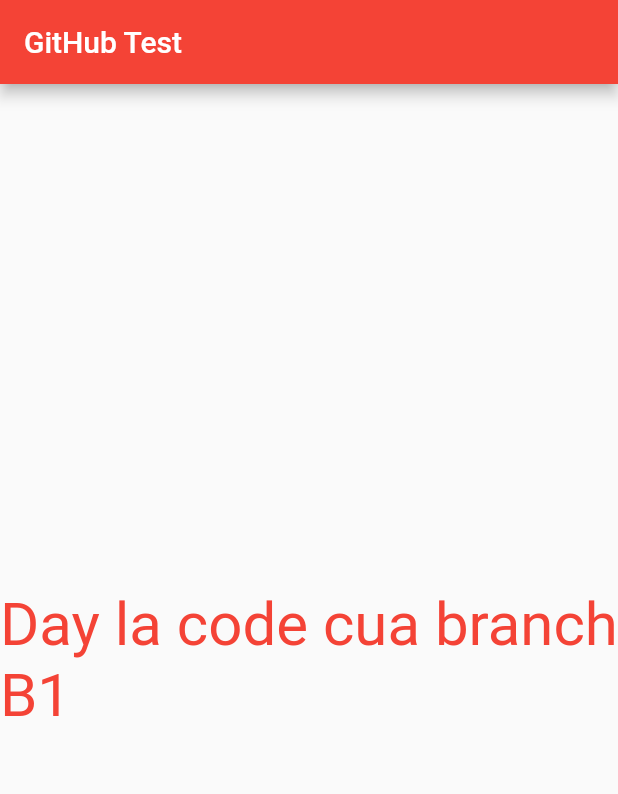
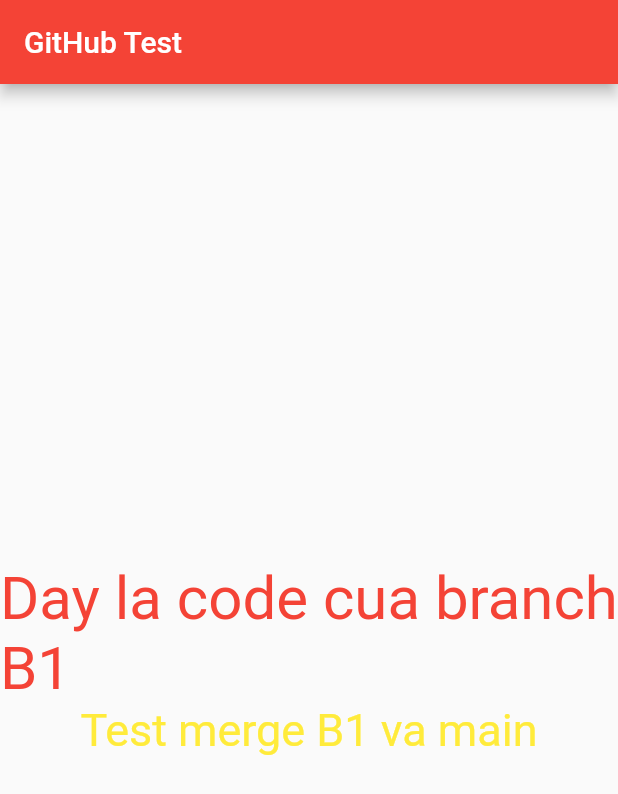
Before and after one commit to jami000/testgithub, a Flutter app: the screen it shows after launch, on a phone screen of 412 x 824 dp. Shown: the top 794 px of the screen. Run offline on Flutter 3.47's test engine with Material 2 defaults, Android fonts, the phone set to English and light mode, and no system bars.

Commit message:
B1 commit 3

```diff
--- a/gittestdemo/lib/main.dart
+++ b/gittestdemo/lib/main.dart
@@ -42,6 +42,8 @@ class _MyHomePageState extends State<MyHomePage> {
               'Day la code cua branch B1',
               style: TextStyle(fontSize: 40, color: Colors.red),
             ),
+            Text('Test merge B1 va main',
+            style: TextStyle(fontSize: 30,color: Colors.yellow),)
           ],
         ),
       ),
```
